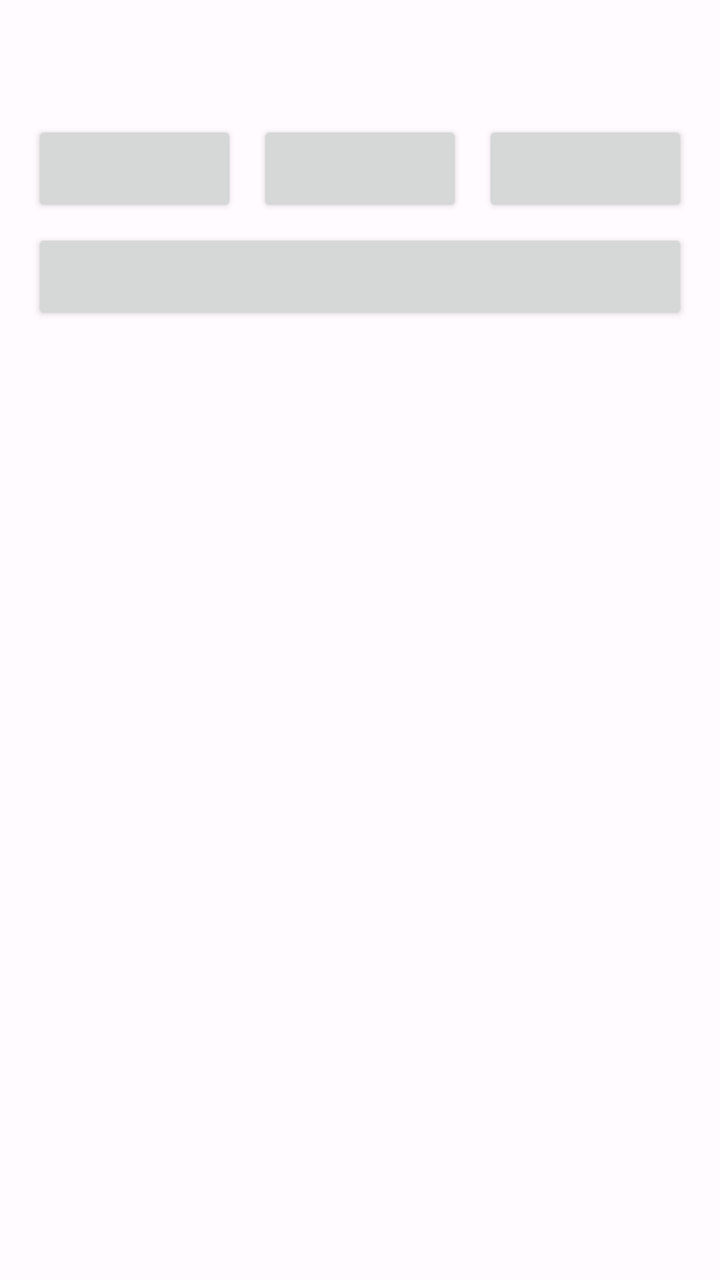
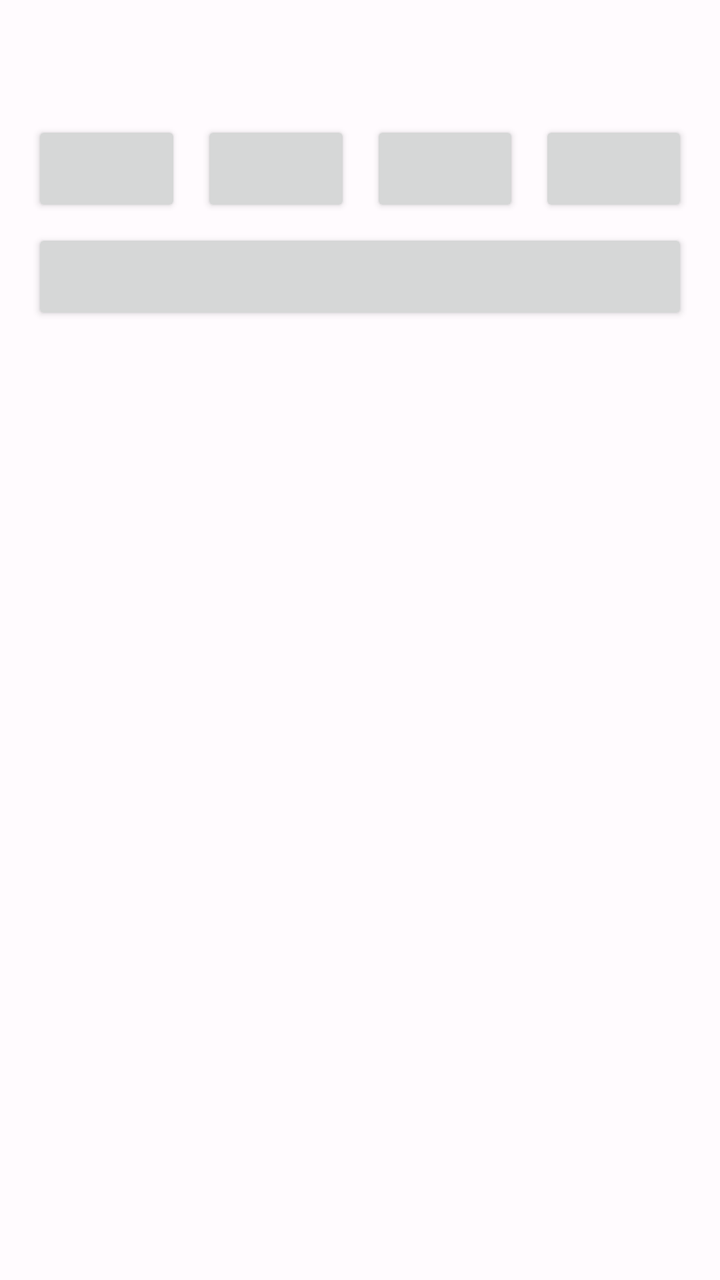

An Android layout rendered at two revisions. The XML below is the earlier revision; the diff shows what the commit changed to produce the second picture.
<!-- AndroidManifest.xml: application theme AppTheme -->
<!-- res/layout/layout_quick_attr_dialog.xml -->
<?xml version="1.0" encoding="utf-8"?>
<LinearLayout xmlns:android="http://schemas.android.com/apk/res/android"
    android:layout_width="match_parent"
    android:layout_height="wrap_content"
    android:orientation="vertical"
    android:padding="16dp"
    android:tag="GODVIEWER_IGNORE_HOOK">

    <TextView
        android:id="@+id/title"
        android:layout_width="wrap_content"
        android:layout_height="wrap_content"
        android:layout_marginBottom="10dp"
        android:textSize="18sp"
        android:textStyle="bold" />

    <ImageView
        android:id="@+id/preview_image"
        android:layout_width="match_parent"
        android:layout_height="wrap_content"
        android:layout_marginBottom="10dp"
        android:scaleType="center" />

    <LinearLayout
        android:layout_width="match_parent"
        android:layout_height="wrap_content"
        android:gravity="end">

        <Button
            android:id="@+id/hide_button"
            android:layout_width="wrap_content"
            android:layout_height="wrap_content"
            android:layout_marginEnd="10dp"
            android:layout_weight="1"
            android:tag="GODVIEWER_IGNORE_HOOK" />

        <Button
            android:id="@+id/advanced_button"
            android:layout_width="wrap_content"
            android:layout_height="wrap_content"
            android:layout_marginEnd="10dp"
            android:layout_weight="1"
            android:tag="GODVIEWER_IGNORE_HOOK" />

        <Button
            android:id="@+id/cancel_button"
            android:layout_width="wrap_content"
            android:layout_height="wrap_content"
            android:layout_weight="1"
            android:tag="GODVIEWER_IGNORE_HOOK" />
    </LinearLayout>

    <Button
        android:id="@+id/exit_edit_mode_button"
        android:layout_width="match_parent"
        android:layout_height="wrap_content"
        android:layout_marginTop="6dp"
        android:tag="GODVIEWER_IGNORE_HOOK" />
</LinearLayout>
<!-- resources referenced by this layout -->
<resources>
  <style name="AppTheme" parent="Theme.Material3.Light.NoActionBar">
          <item name="colorPrimary">@color/md_theme_light_primary</item>
          <item name="colorOnPrimary">@color/md_theme_light_onPrimary</item>
          <item name="colorPrimaryContainer">@color/md_theme_light_primaryContainer</item>
          <item name="colorOnPrimaryContainer">@color/md_theme_light_onPrimaryContainer</item>
          <item name="colorSecondary">@color/md_theme_light_secondary</item>
          <item name="colorOnSecondary">@color/md_theme_light_onSecondary</item>
          <item name="colorSecondaryContainer">@color/md_theme_light_secondaryContainer</item>
          <item name="colorOnSecondaryContainer">@color/md_theme_light_onSecondaryContainer</item>
          <item name="colorTertiary">@color/md_theme_light_tertiary</item>
          <item name="colorOnTertiary">@color/md_theme_light_onTertiary</item>
          <item name="colorTertiaryContainer">@color/md_theme_light_tertiaryContainer</item>
          <item name="colorOnTertiaryContainer">@color/md_theme_light_onTertiaryContainer</item>
          <item name="colorError">@color/md_theme_light_error</item>
          <item name="colorErrorContainer">@color/md_theme_light_errorContainer</item>
          <item name="colorOnError">@color/md_theme_light_onError</item>
          <item name="colorOnErrorContainer">@color/md_theme_light_onErrorContainer</item>
          <item name="android:colorBackground">@color/md_theme_light_background</item>
          <item name="colorOnBackground">@color/md_theme_light_onBackground</item>
          <item name="colorSurface">@color/md_theme_light_surface</item>
          <item name="colorOnSurface">@color/md_theme_light_onSurface</item>
          <item name="colorSurfaceVariant">@color/md_theme_light_surfaceVariant</item>
          <item name="colorOnSurfaceVariant">@color/md_theme_light_onSurfaceVariant</item>
          <item name="colorOutline">@color/md_theme_light_outline</item>
          <item name="colorOnSurfaceInverse">@color/md_theme_light_inverseOnSurface</item>
          <item name="colorSurfaceInverse">@color/md_theme_light_inverseSurface</item>
          <item name="colorPrimaryInverse">@color/md_theme_light_primaryInverse</item>
          <item name="android:windowTranslucentStatus">false</item>
          <item name="android:windowDrawsSystemBarBackgrounds">true</item>
      </style>
  <color name="md_theme_light_primary">#6750A4</color>
  <color name="md_theme_light_onPrimary">#FFFFFF</color>
  <color name="md_theme_light_primaryContainer">#EADDFF</color>
  <color name="md_theme_light_onPrimaryContainer">#21005D</color>
  <color name="md_theme_light_secondary">#625B71</color>
  <color name="md_theme_light_onSecondary">#FFFFFF</color>
  <color name="md_theme_light_secondaryContainer">#E8DEF8</color>
  <color name="md_theme_light_onSecondaryContainer">#1D192B</color>
  <color name="md_theme_light_tertiary">#7D5260</color>
  <color name="md_theme_light_onTertiary">#FFFFFF</color>
  <color name="md_theme_light_tertiaryContainer">#FFD8E4</color>
  <color name="md_theme_light_onTertiaryContainer">#31111D</color>
  <color name="md_theme_light_error">#B3261E</color>
  <color name="md_theme_light_errorContainer">#F9DEDC</color>
  <color name="md_theme_light_onError">#FFFFFF</color>
  <color name="md_theme_light_onErrorContainer">#410E0B</color>
  <color name="md_theme_light_background">#FFFBFE</color>
  <color name="md_theme_light_onBackground">#1C1B1F</color>
  <color name="md_theme_light_surface">#FFFBFE</color>
  <color name="md_theme_light_onSurface">#1C1B1F</color>
  <color name="md_theme_light_surfaceVariant">#E7E0EC</color>
  <color name="md_theme_light_onSurfaceVariant">#49454F</color>
  <color name="md_theme_light_outline">#79747E</color>
  <color name="md_theme_light_inverseOnSurface">#F4EFF4</color>
  <color name="md_theme_light_inverseSurface">#313033</color>
  <color name="md_theme_light_primaryInverse">#D0BCFF</color>
</resources>

<!-- the commit's change to res/layout/layout_quick_attr_dialog.xml (unified diff, before → after) -->
@@ -25,6 +25,14 @@
         android:layout_width="match_parent"
         android:layout_height="wrap_content"
         android:gravity="end">
+
+        <Button
+            android:id="@+id/undo_button"
+            android:layout_width="wrap_content"
+            android:layout_height="wrap_content"
+            android:layout_marginEnd="10dp"
+            android:layout_weight="1"
+            android:tag="GODVIEWER_IGNORE_HOOK" />
 
         <Button
             android:id="@+id/hide_button"
